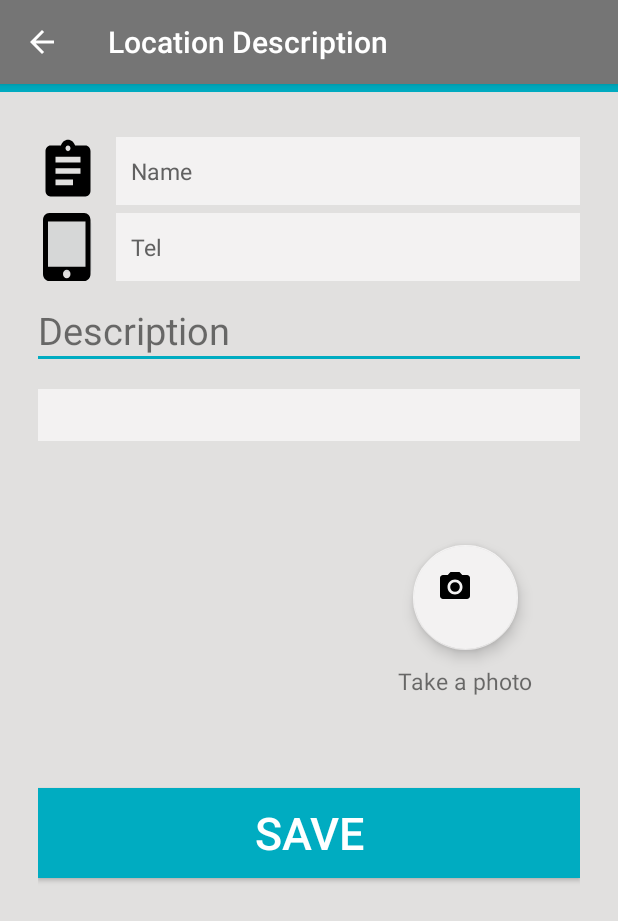
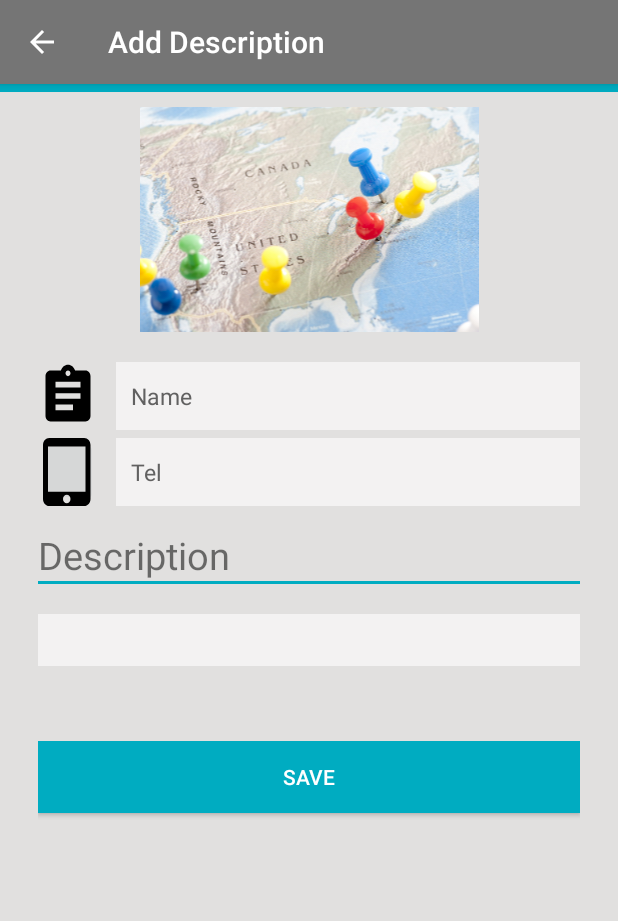
Before and after one commit to promayearn/minemap, an Android app: the LocationDescription screen opened directly, with no data from a screen before it, on a phone screen of 412 x 824 dp. Shown: the top 921 px of the screen. Run offline under Robolectric (Android 15) with nearby library versions, the phone set to English and light mode, and no system bars; pictures from the network do not load.

Commit message:
modify ui 16/10/2016

```diff
--- a/app/src/main/java/com/augmentis/ayp/minemap/LocationDescription.java
+++ b/app/src/main/java/com/augmentis/ayp/minemap/LocationDescription.java
@@ -1,15 +1,18 @@
 package com.augmentis.ayp.minemap;
 
+import android.app.ProgressDialog;
 import android.content.ContentResolver;
 import android.content.Intent;
 import android.graphics.Bitmap;
 import android.graphics.BitmapFactory;
+import android.graphics.drawable.Drawable;
 import android.net.Uri;
 import android.os.AsyncTask;
 import android.os.Environment;
 import android.provider.MediaStore;
 import android.support.design.widget.FloatingActionButton;
 import android.support.design.widget.TabLayout;
+import android.support.v4.content.res.ResourcesCompat;
 import android.support.v7.app.AppCompatActivity;
 import android.os.Bundle;
 import android.util.Base64;
@@ -22,6 +25,7 @@ import android.widget.Toast;
 
 import com.augmentis.ayp.minemap.model.LocationItem;
 import com.augmentis.ayp.minemap.model.MineLocation;
+import com.bumptech.glide.Glide;
 
 import java.io.ByteArrayOutputStream;
 import java.io.File;
@@ -38,9 +42,6 @@ public class LocationDescription extends AppCompatActivity {
     private EditText mInputTel;
     private EditText mInputDes;
 
-    private Button mButtonSave;
-    private FloatingActionButton mButtonCamera;
-    private ImageView mImgView;
 
     private MineLocation mineLocation;
 
@@ -52,13 +53,9 @@ public class LocationDescription extends AppCompatActivity {
     private String loc_long;
     private String id_user;
     private String loc_type;
-    private String loc_pic;
     private String statusUrl;
 
-    public LocationItem locationItem;
-//    public Uri uri;
-    public String imageFileName;
-    public File filePhoto;
+
     public Uri uri;
     public String image_str;
 
@@ -71,15 +68,17 @@ public class LocationDescription extends AppCompatActivity {
 
         mineLocation = MineLocation.getInstance();
 
+        ImageView img = (ImageView) findViewById(R.id.imageView2);
+        Glide.with(this).load(R.drawable.travelusaa).into(img);
+
         Log.d(TAG, "lat, lng : " + mineLocation.getLatitude() + ", " +
                 mineLocation.getLongitude() + ", " + mineLocation.getType());
 
         mInputName = (EditText) findViewById(R.id.input_name);
         mInputTel = (EditText) findViewById(R.id.input_tel);
         mInputDes = (EditText) findViewById(R.id.input_des);
-        mImgView = (ImageView) findViewById(R.id.imgShow);
 
-        mButtonSave = (Button) findViewById(R.id.btn_save);
+        Button mButtonSave = (Button) findViewById(R.id.btn_save);
         mButtonSave.setOnClickListener(new View.OnClickListener() {
             @Override
             public void onClick(View view) {
@@ -88,85 +87,6 @@ public class LocationDescription extends AppCompatActivity {
                 startActivity(i);
             }
         });
-
-        mButtonCamera = (FloatingActionButton) findViewById(R.id.btn_camera);
-        mButtonCamera.setOnClickListener(new View.OnClickListener() {
-            @Override
-            public void onClick(View view) {
-
-//                String timeStamp = new SimpleDateFormat("yyyyMMdd_HHmmss").format(new Date());
-//                imageFileName = "IMG_" + timeStamp + ".jpg";
-//                filePhoto = new File(Environment.getExternalStorageDirectory(), "DCIM/Camera/" + imageFileName);
-//
-//                uri = Uri.fromFile(filePhoto);
-//
-//                Intent takePictureIntent = new Intent(MediaStore.ACTION_IMAGE_CAPTURE);
-//                if (takePictureIntent.resolveActivity(getPackageManager()) != null) {
-//
-//                    takePictureIntent.putExtra(MediaStore.EXTRA_OUTPUT, uri);
-//                    startActivityForResult(takePictureIntent, REQUEST_CAPTURE_PHOTO);
-//
-//
-//                    Log.d(TAG, "T E S T F I L E -------------- > " + takePictureIntent);
-//                }
-
-                Intent intent = new Intent(Intent.ACTION_GET_CONTENT);
-                intent.setType("image/*");
-                startActivityForResult(intent, REQUEST_CAPTURE_PHOTO);
-
-            }
-        });
-
-    }
-
-    public void onActivityResult(int requestCode, int resultCode, Intent data) {
-
-        Log.d(TAG, "R E S U L T CODE : " + data);
-
-        if (requestCode == REQUEST_CAPTURE_PHOTO && resultCode == RESULT_OK) {
-            uri = data.getData();
-
-            Log.d(TAG, " path u r i = " + uri);
-            try {
-                bitmap = MediaStore.Images.Media.getBitmap(this.getContentResolver(), uri);
-                mImgView.setImageBitmap(bitmap);
-                imgToBase64(bitmap);
-                Log.d(TAG, " b i t m a p --> " + bitmap);
-
-            } catch (IOException e) {
-                e.printStackTrace();
-            }
-
-//            Bundle extras = data.getExtras();
-//            Bitmap bitmap = (Bitmap) extras.get("data");
-//            mImgView.setImageBitmap(bitmap);
-
-//            String img = String.valueOf(bitmap);
-//
-//            ByteArrayOutputStream stream = new ByteArrayOutputStream();
-//
-//            Bitmap bitmapOut = BitmapFactory.decodeFile(img);
-//            bitmapOut.compress(Bitmap.CompressFormat.JPEG, 20, stream);
-//            byte [] byte_arr = stream.toByteArray();
-//            image_str = Base64.encodeToString(byte_arr, Base64.DEFAULT);
-//            Log.d(TAG, " b i t m a p : d e c o d e --> " + image_str);
-
-        }
-    }
-
-    public void imgToBase64(Bitmap bm) throws IOException {
-        ByteArrayOutputStream out = null;
-
-            out = new ByteArrayOutputStream();
-            // compress image
-            bm.compress(Bitmap.CompressFormat.JPEG, 10, out);
-
-            out.flush();
-            out.close();
-
-            byte[] imgBytes = out.toByteArray();
-            image_str = Base64.encodeToString(imgBytes, Base64.DEFAULT);
-//            Log.d(TAG, " s t r i n g -- > image_str : " + image_str);
     }
 
     public void sendToDatabase() {
@@ -186,6 +106,8 @@ public class LocationDescription extends AppCompatActivity {
 
     public class sendToBackground extends AsyncTask<String, String, String> {
 
+        ProgressDialog loading;
+
         @Override
         protected String doInBackground(String... strings) {
 
@@ -198,13 +120,10 @@ public class LocationDescription extends AppCompatActivity {
             loc_long = String.valueOf(mineLocation.getLongitude());
             loc_type = String.valueOf(mineLocation.getType());
 
-            loc_pic = String.valueOf(uri);
-
-            Log.d(TAG , " loc pic from uri =" +loc_pic);
 
             String strURL = "http://minemap.hol.es/add_location.php?id_user=" + id_user + "&loc_name=" + loc_name +
                     "&loc_lat=" + loc_lat + "&loc_long=" + loc_long + "&loc_type=" + loc_type + "&loc_tel=" + loc_tel +
-                    "&loc_des=" + loc_des + "&loc_pic=" + loc_pic + "&loc_date=" + loc_date;
+                    "&loc_des=" + loc_des + "&loc_date=" + loc_date;
 
             JsonHttp jsonHttp = new JsonHttp();
             String strJson = null;
@@ -223,6 +142,12 @@ public class LocationDescription extends AppCompatActivity {
         }
 
         @Override
+        protected void onPreExecute() {
+            super.onPreExecute();
+            loading = ProgressDialog.show(LocationDescription.this, "Save New Location", "Please wait...", true, true);
+        }
+
+        @Override
         protected void onPostExecute(String s) {
             super.onPostExecute(s);
 
--- a/app/src/main/java/com/augmentis/ayp/minemap/MapRegisterActivity.java
+++ b/app/src/main/java/com/augmentis/ayp/minemap/MapRegisterActivity.java
@@ -390,6 +390,7 @@ public class MapRegisterActivity extends AppCompatActivity implements OnMapReady
         // custom dialog
         final Dialog dialog = new Dialog(this);
         dialog.setContentView(R.layout.marker_picker_dialog);
+        dialog.setTitle(R.string.select_marker_please);
 
         l1 = (LinearLayout) dialog.findViewById(R.id.marker_1);
         l1.setOnClickListener(new View.OnClickListener() {
--- a/app/src/main/res/layout/activity_location_description.xml
+++ b/app/src/main/res/layout/activity_location_description.xml
@@ -23,8 +23,14 @@
                 android:id="@+id/view1"
                 android:layout_width="match_parent"
                 android:layout_height="5dp"
-                android:layout_marginBottom="10dp"
                 android:background="@color/colorControlActivated" />
+
+            <ImageView
+                android:layout_marginTop="10dp"
+                android:layout_width="500dp"
+                android:layout_height="150dp"
+                android:layout_gravity="center_horizontal"
+                android:id="@+id/imageView2" />
 
             <LinearLayout
                 android:layout_width="match_parent"
@@ -127,68 +133,28 @@
                     android:theme="@style/MyEditTextTheme" />
 
 
-                <LinearLayout
-                    android:layout_width="wrap_content"
-                    android:layout_height="wrap_content"
-                    android:orientation="horizontal"
-                    android:paddingLeft="10dp">
-
-                    <ImageView
-                        android:id="@+id/imgShow"
-                        android:layout_width="220dp"
-                        android:layout_height="200dp"
-                        android:background="@color/gray"
-                        android:paddingLeft="10dp" />
-
-                    <LinearLayout
-                        android:layout_width="wrap_content"
-                        android:layout_height="match_parent"
-                        android:layout_marginLeft="10dp"
-                        android:gravity="center_vertical"
-                        android:orientation="vertical">
-
-                        <android.support.design.widget.FloatingActionButton
-                            android:id="@+id/btn_camera"
-                            android:layout_width="70dp"
-                            android:layout_height="70dp"
-                            android:layout_gravity="center_horizontal"
-                            android:src="@drawable/ic_camera_alt_black_24dp"
-                            android:theme="@style/MyButton" />
-
-                        <TextView
-                            android:layout_width="wrap_content"
-                            android:layout_height="wrap_content"
-                            android:layout_marginTop="10dp"
-                            android:text="Take a photo"
-                            android:textSize="15sp" />
-
-                    </LinearLayout>
-
-
-                </LinearLayout>
-
             </LinearLayout>
 
             <LinearLayout
                 android:id="@+id/linearLayout2"
                 android:layout_width="match_parent"
-                android:layout_height="101dp"
-                android:layout_weight="1"
+                android:layout_height="wrap_content"
+                android:layout_weight="105.90"
                 android:gravity="center|bottom"
                 android:orientation="vertical"
+                android:layout_marginTop="30dp"
                 android:paddingLeft="25dp"
                 android:paddingRight="25dp">
 
                 <Button
                     android:id="@+id/btn_save"
                     android:layout_width="match_parent"
-                    android:layout_height="60dp"
+                    android:layout_height="wrap_content"
                     android:layout_gravity="center_horizontal|center"
                     android:layout_marginBottom="30dp"
                     android:background="@color/colorControlActivated"
                     android:text="@string/btn_save"
-                    android:textColor="@android:color/white"
-                    android:textSize="30dp" />
+                    android:textColor="@android:color/white"/>
 
             </LinearLayout>
 
--- a/app/src/main/res/values/strings.xml
+++ b/app/src/main/res/values/strings.xml
@@ -18,7 +18,7 @@
     <string name="search">Search</string>
     <string name="map_type">Change map type</string>
     <string name="btn_save">Save</string>
-    <string name="location_description">Location Description</string>
+    <string name="location_description">Add Description</string>
     <string name="hint_date">Date</string>
     <string name="hint_tel">Tel</string>
     <string name="hint_des">Description</string>
@@ -30,4 +30,6 @@
     <string name="string_choose_file">Choose Image</string>
     <string name="string_upload_image">Upload Image</string>
     <string name="string_view_image">Show Image</string>
+    <string name="select_marker_please">Please select marker</string>
+    <string name="select_filter_please">Please select filter</string>
 </resources>
```
Also changed, not shown: app/src/main/AndroidManifest.xml (+16 -8 lines), app/src/main/java/com/augmentis/ayp/minemap/MapMainActivity.java (+4 -6 lines), app/src/main/res/layout/custom_info_item.xml (+13 -5 lines), app/src/main/res/layout/marker_filter_dialog.xml (+8 -2 lines), app/src/main/res/layout/marker_picker_dialog.xml (+7 -2 lines), app/src/main/res/drawable/travelusaa.png (added).
